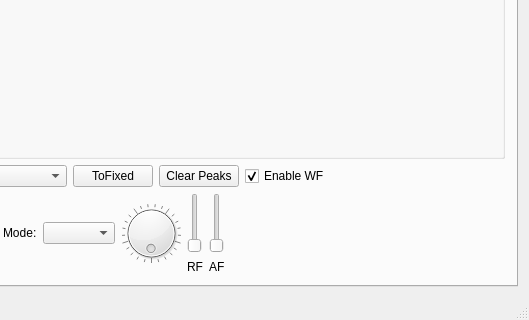
This is wfmain.ui in adecarolis/wfweb as Qt 5 draws it before an edit; both pictures show x 281 to 810 and y 262 to 582 of the 810 by 582 pixel window. The edited form follows.
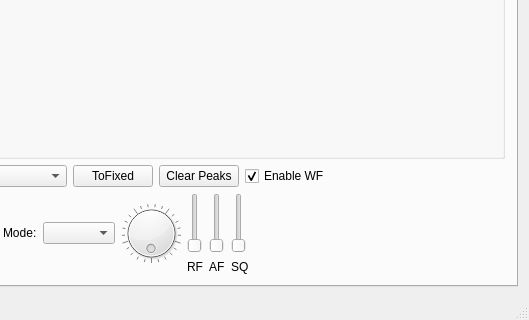
This is the edited form. Custom widgets are drawn as their Qt base class.

The edit to the form file:
```diff
--- a/wfmain.ui
+++ b/wfmain.ui
@@ -291,6 +291,42 @@
             </item>
            </layout>
           </item>
+          <item>
+           <layout class="QVBoxLayout" name="verticalLayout_10">
+            <property name="leftMargin">
+             <number>0</number>
+            </property>
+            <item>
+             <widget class="QSlider" name="sqlSlider">
+              <property name="maximumSize">
+               <size>
+                <width>16777215</width>
+                <height>60</height>
+               </size>
+              </property>
+              <property name="maximum">
+               <number>255</number>
+              </property>
+              <property name="orientation">
+               <enum>Qt::Vertical</enum>
+              </property>
+             </widget>
+            </item>
+            <item>
+             <widget class="QLabel" name="label_21">
+              <property name="maximumSize">
+               <size>
+                <width>16777215</width>
+                <height>15</height>
+               </size>
+              </property>
+              <property name="text">
+               <string>SQ</string>
+              </property>
+             </widget>
+            </item>
+           </layout>
+          </item>
           <item>
            <spacer name="horizontalSpacer_3">
             <property name="orientation">
```
